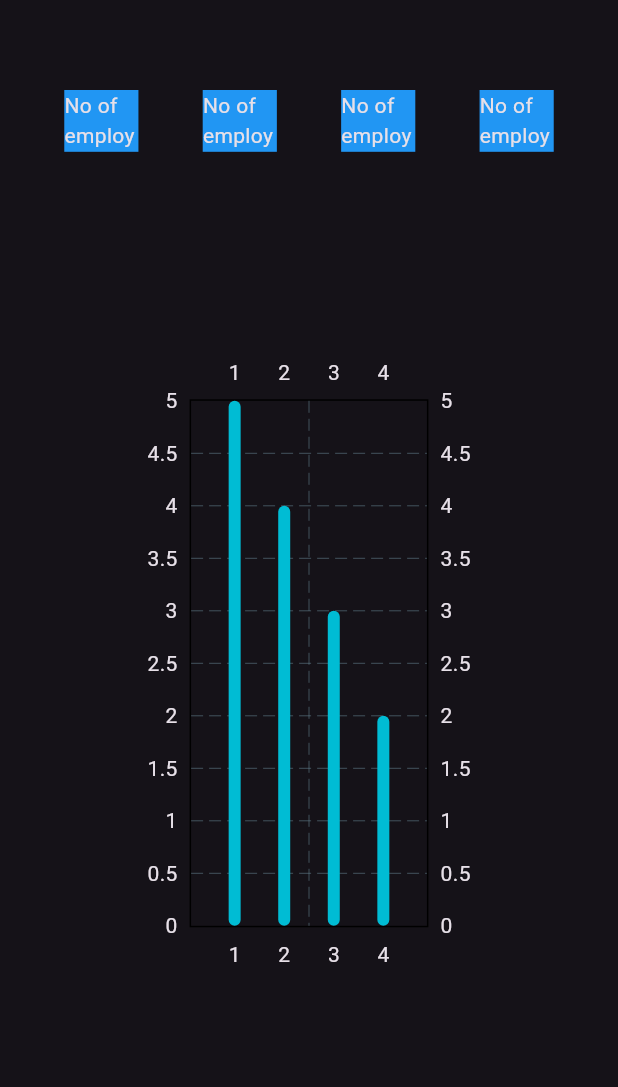
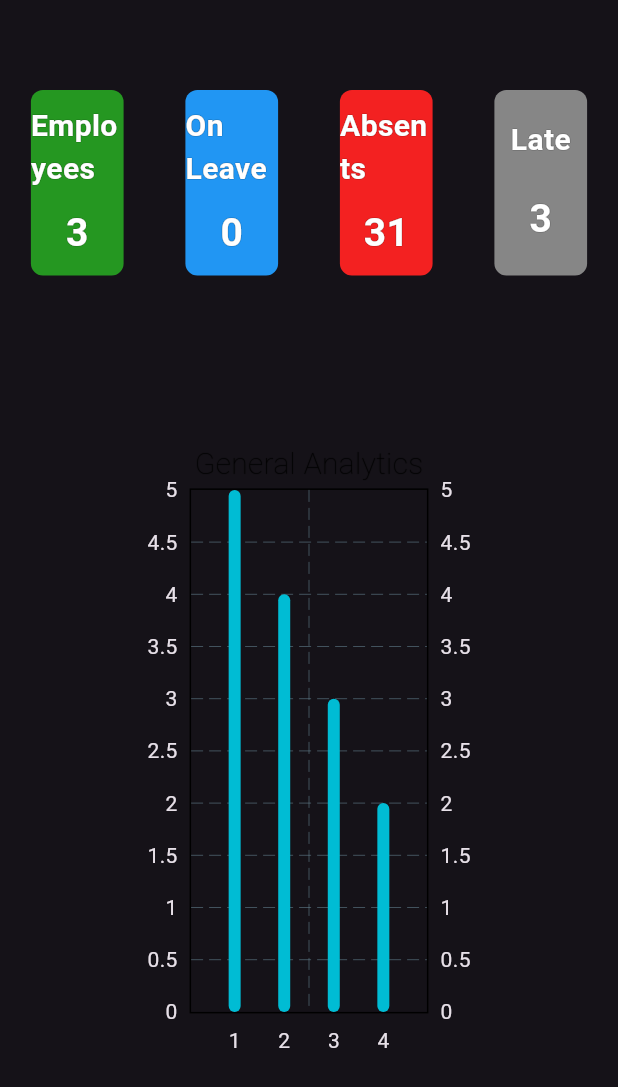
Before and after one commit to LydianJay/Attendance_Management_System, a Flutter app: the HomeView widget shown alone on an empty page, opened directly, on a phone screen of 412 x 824 dp. Shown: the top 1087 px of the screen. Run offline on Flutter 3.47's test engine with Material 3 defaults, Android fonts, the phone set to English and light mode, and no system bars; drawn by our look-alikes of fl_chart; our stand-ins replace sidebarx, sqflite, sqflite_common_ffi; missing offline and left inert: camera_platform_interface, dart:ffi, tflite_flutter, window_manager; accounts and stored records are empty; Roboto replaces fonts that are missing (Helvetica).

Commit message:
touch up in the homepage

```diff
--- a/lib/view/dashboard.dart
+++ b/lib/view/dashboard.dart
@@ -141,7 +141,34 @@ class _DashBoardState extends State<DashBoard> {
                           ),
                           width: scrWidth,
                           height: scrHeight * 0.09,
-                          child: const Text('Company Name'),
+                          child: Row(
+                            mainAxisAlignment: MainAxisAlignment.spaceBetween,
+                            children: [
+                              Container(
+                                margin: const EdgeInsets.only(left: 20),
+                                child: const Text(
+                                  'Some Company Inc.',
+                                  style: TextStyle(
+                                    color: Colors.white,
+                                    fontFamily: 'Calibre',
+                                    fontSize: 40,
+                                    fontWeight: FontWeight.bold,
+                                  ),
+                                ),
+                              ),
+                              Container(
+                                margin: const EdgeInsets.only(right: 20),
+                                child: IconButton.outlined(
+                                  color: Colors.white,
+                                  onPressed: () {},
+                                  icon: const Icon(
+                                    Icons.camera_alt_outlined,
+                                    color: Colors.white,
+                                  ),
+                                ),
+                              ),
+                            ],
+                          ),
                         ),
                         _getCurrentPanel(scrWidth, scrHeight),
                       ],
--- a/lib/view/dashboard/homeview.dart
+++ b/lib/view/dashboard/homeview.dart
@@ -9,6 +9,20 @@ class HomeView extends StatefulWidget {
 }
 
 class _HomeViewState extends State<HomeView> {
+  final TextStyle _tsh1 = const TextStyle(
+    fontSize: 20,
+    fontFamily: 'Helvetica',
+    fontWeight: FontWeight.bold,
+    color: Colors.white,
+    shadows: [Shadow(color: Colors.black, blurRadius: 0.1)],
+  );
+  final TextStyle _tsb1 = const TextStyle(
+    fontSize: 26,
+    fontFamily: 'Helvetica',
+    fontWeight: FontWeight.bold,
+    color: Colors.white,
+    shadows: [Shadow(color: Colors.black, blurRadius: 0.1)],
+  );
   List<BarChartGroupData> _data() {
     return [
       BarChartGroupData(
@@ -39,42 +53,113 @@ class _HomeViewState extends State<HomeView> {
         Container(
           margin: const EdgeInsets.only(top: 60, bottom: 10),
           child: Row(
-            mainAxisAlignment: MainAxisAlignment.spaceEvenly,
+            mainAxisAlignment: MainAxisAlignment.spaceAround,
             children: [
               Container(
-                width: scrWidth * 0.12,
-                height: scrHeight * 0.05,
-                decoration: BoxDecoration(color: Colors.blue),
-                child: Text('No of employee: 3'),
+                width: scrWidth * 0.15,
+                height: scrHeight * 0.15,
+                decoration: BoxDecoration(
+                  color: const Color.fromARGB(255, 37, 151, 33),
+                  borderRadius: BorderRadius.circular(8),
+                ),
+                child: Column(
+                  mainAxisAlignment: MainAxisAlignment.spaceEvenly,
+                  children: [
+                    Text(
+                      'Employees',
+                      style: _tsh1,
+                    ),
+                    Text(
+                      '3',
+                      style: _tsb1,
+                    ),
+                  ],
+                ),
               ),
               Container(
-                width: scrWidth * 0.12,
-                height: scrHeight * 0.05,
-                decoration: BoxDecoration(color: Colors.blue),
-                child: Text('No of employee: 3'),
+                width: scrWidth * 0.15,
+                height: scrHeight * 0.15,
+                decoration: BoxDecoration(
+                  color: Colors.blue,
+                  borderRadius: BorderRadius.circular(8),
+                ),
+                child: Column(
+                  mainAxisAlignment: MainAxisAlignment.spaceEvenly,
+                  children: [
+                    Text(
+                      'On Leave',
+                      style: _tsh1,
+                    ),
+                    Text(
+                      '0',
+                      style: _tsb1,
+                    ),
+                  ],
+                ),
               ),
               Container(
-                width: scrWidth * 0.12,
-                height: scrHeight * 0.05,
-                decoration: BoxDecoration(color: Colors.blue),
-                child: Text('No of employee: 3'),
+                width: scrWidth * 0.15,
+                height: scrHeight * 0.15,
+                decoration: BoxDecoration(
+                  color: const Color.fromARGB(255, 243, 33, 33),
+                  borderRadius: BorderRadius.circular(8),
+                ),
+                child: Column(
+                  mainAxisAlignment: MainAxisAlignment.spaceEvenly,
+                  children: [
+                    Text(
+                      'Absents',
+                      style: _tsh1,
+                    ),
+                    Text(
+                      '31',
+                      style: _tsb1,
+                    ),
+                  ],
+                ),
               ),
               Container(
-                width: scrWidth * 0.12,
-                height: scrHeight * 0.05,
-                decoration: BoxDecoration(color: Colors.blue),
-                child: Text('No of employee: 3'),
+                width: scrWidth * 0.15,
+                height: scrHeight * 0.15,
+                decoration: BoxDecoration(
+                  color: const Color.fromARGB(255, 134, 134, 134),
+                  borderRadius: BorderRadius.circular(8),
+                ),
+                child: Column(
+                  mainAxisAlignment: MainAxisAlignment.spaceEvenly,
+                  children: [
+                    Text(
+                      'Late',
+                      style: _tsh1,
+                    ),
+                    Text(
+                      '3',
+                      style: _tsb1,
+                    ),
+                  ],
+                ),
               ),
             ],
           ),
         ),
         Container(
-          margin: const EdgeInsets.only(top: 125),
+          margin: const EdgeInsets.only(top: 100),
           width: scrWidth * 0.6,
           height: scrHeight * 0.5,
           child: BarChart(
             BarChartData(
               barGroups: _data(),
+              titlesData: FlTitlesData(
+                topTitles: AxisTitles(
+                    axisNameWidget: Text(
+                      'General Analytics',
+                      style: _tsh1.copyWith(
+                        color: Colors.black54,
+                        fontWeight: FontWeight.w100,
+                      ),
+                    ),
+                    axisNameSize: 32),
+              ),
             ),
             swapAnimationDuration: const Duration(milliseconds: 150),
             swapAnimationCurve: Curves.linear,
--- a/pubspec.yaml
+++ b/pubspec.yaml
@@ -54,7 +54,7 @@ dev_dependencies:
   # activated in the `analysis_options.yaml` file located at the root of your
   # package. See that file for information about deactivating specific lint
   # rules and activating additional ones.
-  flutter_lints: ^3.0.0
+  flutter_lints: ^4.0.0
 
 # For information on the generic Dart part of this file, see the
 # following page: https://dart.dev/tools/pub/pubspec
```
Also changed, not shown: pubspec.lock.
